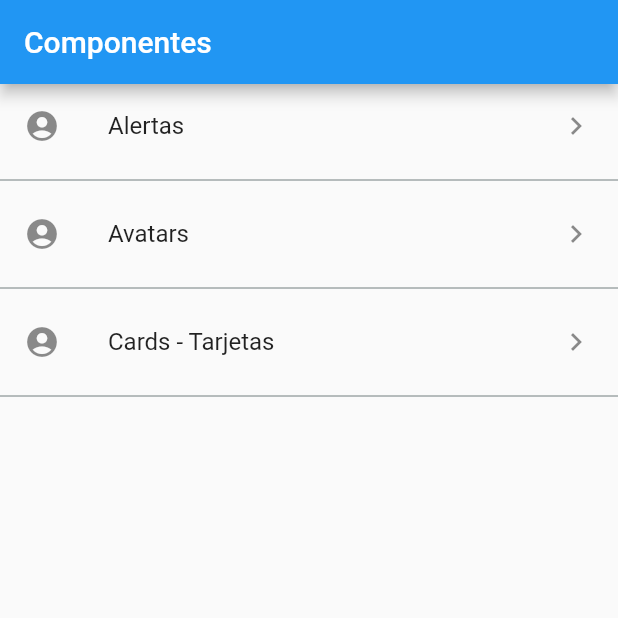
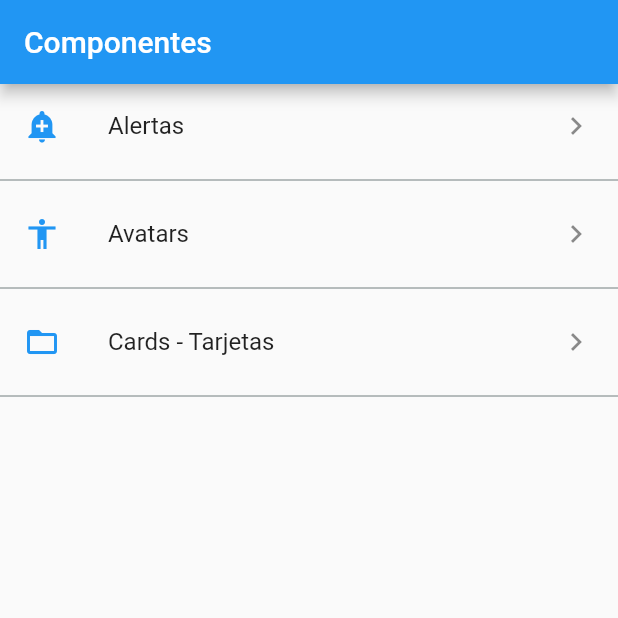
Before and after one commit to emerdeveloper/components, a Flutter app: the screen it shows after launch, on a phone screen of 412 x 824 dp, the top half of it. Run offline on Flutter 3.47's test engine with Material 2 defaults, Android fonts, the phone set to English and light mode, and no system bars.

Commit message:
add icon to listView

```diff
--- /dev/null
+++ b/lib/Utilities/Icon_utilities.dart
@@ -0,0 +1,12 @@
+
+import 'package:flutter/material.dart';
+
+final _icons = <String, IconData> {
+  'add_alert'     : Icons.add_alert,
+  'accessibility' : Icons.accessibility,
+  'folder_open'   : Icons.folder_open
+};
+
+Icon getIcon(String inconName) {
+  return Icon(_icons[inconName], color: Colors.blue);
+}
--- a/lib/src/home_temp.dart
+++ b/lib/src/home_temp.dart
@@ -1,3 +1,4 @@
+import 'package:components/Utilities/Icon_utilities.dart';
 import 'package:flutter/material.dart';
 
 import 'package:components/providers/menu_provider.dart';
@@ -74,7 +75,7 @@ class HomePageTemp extends StatelessWidget {
             children: [
               ListTile(
                 title: Text(path['texto']),
-                leading: Icon(Icons.account_circle_rounded),
+                leading: getIcon(path['icon']),
                 trailing: Icon(Icons.keyboard_arrow_right),
                 onTap: () { },
               ),
```
